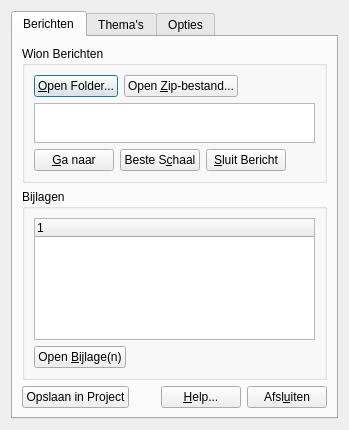
Old version of the form B4UdigNL.ui in the repository diethard2/b4udignl.
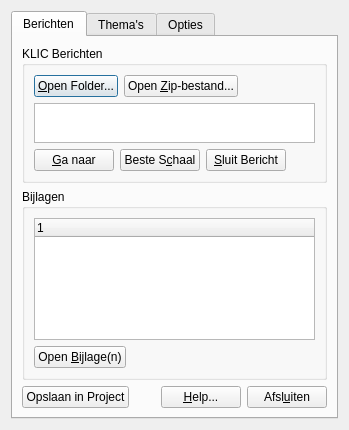
New version of the form.

Commit message: updating translation Wion berichten

What changed in the file:
```diff
--- a/B4UdigNL.ui
+++ b/B4UdigNL.ui
@@ -30,7 +30,7 @@
        <item>
         <widget class="QGroupBox" name="messageBox">
          <property name="title">
-          <string>Wion Berichten</string>
+          <string>KLIC Berichten</string>
          </property>
          <layout class="QGridLayout" name="gridLayout">
           <item row="0" column="0">
```
The commit also changes 3 other files.
